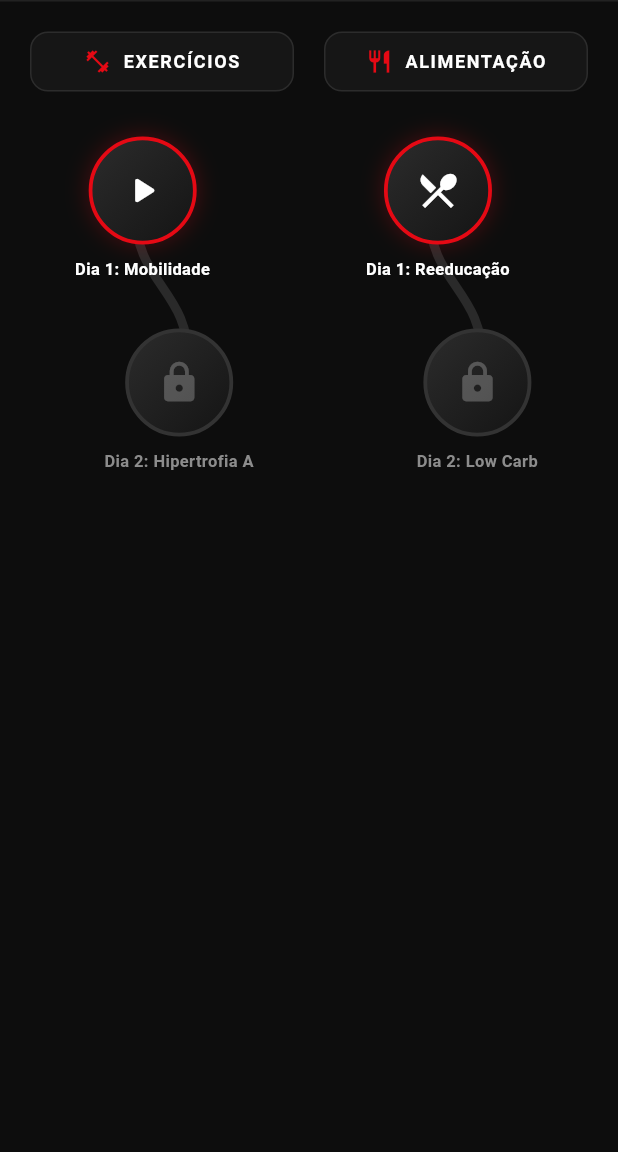
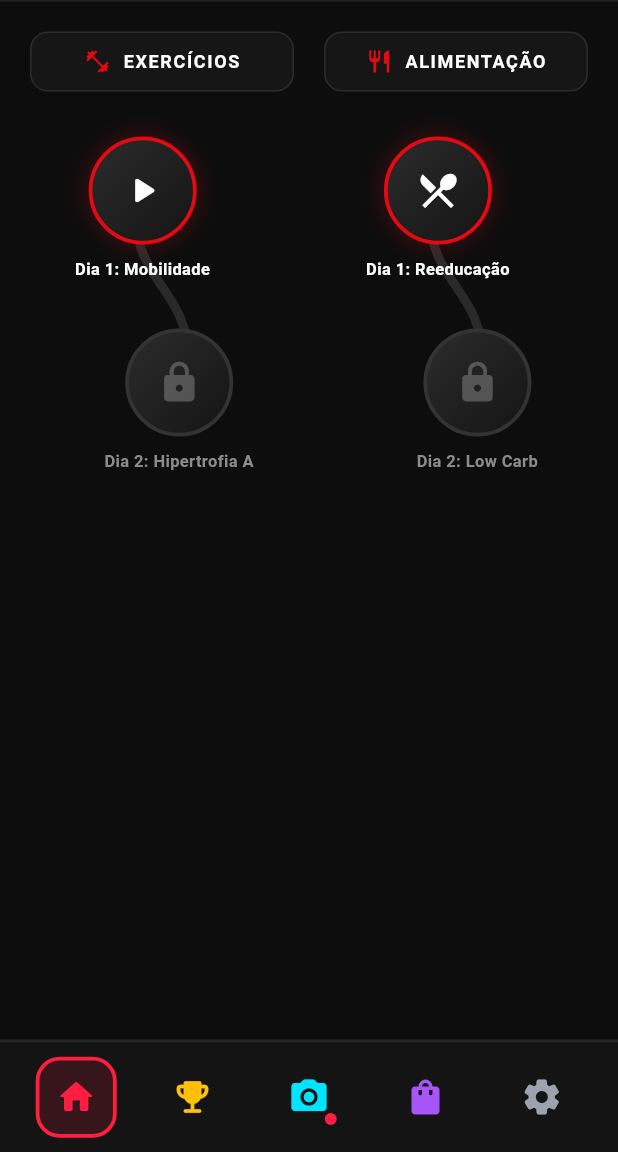
Before and after one commit to GuiRuizz/squesh_flutter, a Flutter app: the screen it shows after launch, on a phone screen of 412 x 824 dp, the part 84-1236 px from its top. Run offline on Flutter 3.47's test engine with Material 3 defaults, Android fonts, the phone set to English and light mode, and no system bars; our stand-ins replace flutter_riverpod, go_router.

Commit message:
feat: Criado o bottom nav bar

```diff
--- a/lib/app/router.dart
+++ b/lib/app/router.dart
@@ -0,0 +1,159 @@
+import 'package:flutter/material.dart';
+import 'package:go_router/go_router.dart';
+
+import '../features/home/presentation/home_screen.dart';
+import '../widgets/main_navigation_screen.dart';
+
+// Função auxiliar para criar a transição suave (Fade)
+CustomTransitionPage<void> _buildCustomPageTransition({
+  required GoRouterState state,
+  required Widget child,
+}) {
+  return CustomTransitionPage<void>(
+    key: state.pageKey,
+    child: child,
+    transitionDuration: const Duration(milliseconds: 250),
+    transitionsBuilder: (context, animation, secondaryAnimation, child) {
+      return FadeTransition(
+        opacity: CurveTween(curve: Curves.easeInOut).animate(animation),
+        child: child,
+      );
+    },
+  );
+}
+
+// Configuração das rotas
+final GoRouter appRouter = GoRouter(
+  initialLocation: '/',
+  routes: [
+    StatefulShellRoute.indexedStack(
+      builder: (context, state, navigationShell) {
+        return MainNavigationShell(navigationShell: navigationShell);
+      },
+      branches: [
+        // Aba 0: Home Screen
+        StatefulShellBranch(
+          routes: [
+            GoRoute(
+              path: '/',
+              pageBuilder: (context, state) => _buildCustomPageTransition(
+                state: state,
+                child: const HomeScreen(),
+              ),
+            ),
+          ],
+        ),
+
+        // Aba 1: Ranking
+        StatefulShellBranch(
+          routes: [
+            GoRoute(
+              path: '/ranking',
+              pageBuilder: (context, state) => _buildCustomPageTransition(
+                state: state,
+                child: const _PlaceholderScreen(
+                  title: 'RANKING',
+                  icon: Icons.leaderboard,
+                ),
+              ),
+            ),
+          ],
+        ),
+
+        // Aba 2: Fotos / Compartilhar
+        StatefulShellBranch(
+          routes: [
+            GoRoute(
+              path: '/photos',
+              pageBuilder: (context, state) => _buildCustomPageTransition(
+                state: state,
+                child: const _PlaceholderScreen(
+                  title: 'COMPARTILHAR',
+                  icon: Icons.photo_camera,
+                ),
+              ),
+            ),
+          ],
+        ),
+
+        // Aba 3: Loja
+        StatefulShellBranch(
+          routes: [
+            GoRoute(
+              path: '/shop',
+              pageBuilder: (context, state) => _buildCustomPageTransition(
+                state: state,
+                child: const _PlaceholderScreen(
+                  title: 'LOJA',
+                  icon: Icons.shopping_bag,
+                ),
+              ),
+            ),
+          ],
+        ),
+
+        // Aba 4: Configurações
+        StatefulShellBranch(
+          routes: [
+            GoRoute(
+              path: '/settings',
+              pageBuilder: (context, state) => _buildCustomPageTransition(
+                state: state,
+                child: const _PlaceholderScreen(
+                  title: 'CONFIGURAÇÕES',
+                  icon: Icons.settings,
+                ),
+              ),
+            ),
+          ],
+        ),
+      ],
+    ),
+  ],
+);
+
+// Widget genérico de Placeholder para as rotas em desenvolvimento
+class _PlaceholderScreen extends StatelessWidget {
+  final String title;
+  final IconData icon;
+
+  const _PlaceholderScreen({required this.title, required this.icon});
+
+  @override
+  Widget build(BuildContext context) {
+    return Scaffold(
+      backgroundColor: const Color(0xFF0D0D0D),
+      appBar: AppBar(
+        backgroundColor: const Color(0xFF141414),
+        elevation: 0,
+        title: Text(
+          title,
+          style: const TextStyle(
+            color: Color(0xFFFF1E40), // AppTheme.crimsonRed
+            fontWeight: FontWeight.bold,
+            fontSize: 18,
+            letterSpacing: 1.2,
+          ),
+        ),
+        centerTitle: true,
+      ),
+      body: Center(
+        child: Column(
+          mainAxisAlignment: MainAxisAlignment.center,
+          children: [
+            Icon(icon, size: 64, color: const Color(0xFF333333)),
+            const SizedBox(height: 16),
+            Text(
+              'Página de $title em breve...',
+              style: const TextStyle(
+                color: Color(0xFF666666),
+                fontSize: 16,
+                fontWeight: FontWeight.w500,
+              ),
+            ),
+          ],
+        ),
+      ),
+    );
+  }
+}
--- a/lib/main.dart
+++ b/lib/main.dart
@@ -1,9 +1,32 @@
 import 'package:flutter/material.dart';
+import 'package:flutter/services.dart';
 import 'package:flutter_riverpod/flutter_riverpod.dart';
+import 'app/router.dart';
 import 'app/theme/app_theme.dart';
-import 'features/home/presentation/home_screen.dart';
 
-void main() {
+void main() async {
+  // Garante a inicialização das bindings do Flutter antes do SystemChrome/MediaQuery
+  WidgetsFlutterBinding.ensureInitialized();
+
+  final view = MediaQueryData.fromView(
+    WidgetsBinding.instance.platformDispatcher.views.first,
+  );
+  final isTablet = view.size.shortestSide >= 600;
+
+  if (isTablet) {
+    // Trava em Paisagem (Horizontal) se for Tablet
+    await SystemChrome.setPreferredOrientations([
+      DeviceOrientation.landscapeLeft,
+      DeviceOrientation.landscapeRight,
+    ]);
+  } else {
+    // Trava em Retrato (Vertical) se for Smartphone
+    await SystemChrome.setPreferredOrientations([
+      DeviceOrientation.portraitUp,
+      DeviceOrientation.portraitDown,
+    ]);
+  }
+
   runApp(const ProviderScope(child: SqueshApp()));
 }
 
@@ -12,11 +35,12 @@ class SqueshApp extends StatelessWidget {
 
   @override
   Widget build(BuildContext context) {
-    return MaterialApp(
+    return MaterialApp.router(
       title: 'Squesh',
       debugShowCheckedModeBanner: false,
       theme: AppTheme.theme,
-      home: const HomeScreen(),
+      routerConfig:
+          appRouter, // <--- O GoRouter assume o controle das rotas aqui
     );
   }
 }
--- /dev/null
+++ b/lib/widgets/main_navigation_screen.dart
@@ -0,0 +1,143 @@
+import 'package:flutter/material.dart';
+import 'package:flutter_riverpod/flutter_riverpod.dart';
+import 'package:go_router/go_router.dart';
+import 'package:squesh_flutter/features/notification/domain/notifications_controller.dart';
+
+class MainNavigationShell extends ConsumerWidget {
+  final StatefulNavigationShell navigationShell;
+
+  const MainNavigationShell({super.key, required this.navigationShell});
+
+  void _onTap(BuildContext context, WidgetRef ref, int index) {
+    // 1. Limpa a notificação da aba assim que o usuário clica nela
+    ref.read(bottomNavNotificationsProvider.notifier).clearNotification(index);
+
+    // 2. Navega para a aba correspondente no GoRouter
+    navigationShell.goBranch(
+      index,
+      initialLocation: index == navigationShell.currentIndex,
+    );
+  }
+
+  @override
+  Widget build(BuildContext context, WidgetRef ref) {
+    // Escuta o estado reativo das notificações
+    final notifications = ref.watch(bottomNavNotificationsProvider);
+
+    return SafeArea(
+      child: Scaffold(
+        body: navigationShell,
+        bottomNavigationBar: Container(
+          height: 75,
+          padding: const EdgeInsets.symmetric(horizontal: 12, vertical: 8),
+          decoration: const BoxDecoration(
+            color: Color(0xFF141414),
+            border: Border(top: BorderSide(color: Color(0xFF262626), width: 2)),
+          ),
+          child: Row(
+            mainAxisAlignment: MainAxisAlignment.spaceAround,
+            children: [
+              _IconNavItem(
+                icon: Icons.home_rounded,
+                color: const Color(0xFFFF1E40),
+                isSelected: navigationShell.currentIndex == 0,
+                hasNotification: notifications[0] ?? false,
+                onTap: () => _onTap(context, ref, 0),
+              ),
+              _IconNavItem(
+                icon: Icons.emoji_events_rounded,
+                color: const Color(0xFFFFC107),
+                isSelected: navigationShell.currentIndex == 1,
+                hasNotification: notifications[1] ?? false,
+                onTap: () => _onTap(context, ref, 1),
+              ),
+              _IconNavItem(
+                icon: Icons.camera_alt_rounded,
+                color: const Color(0xFF00E5FF),
+                isSelected: navigationShell.currentIndex == 2,
+                hasNotification: notifications[2] ?? false,
+                onTap: () => _onTap(context, ref, 2),
+              ),
+              _IconNavItem(
+                icon: Icons.shopping_bag_rounded,
+                color: const Color(0xFFA855F7),
+                isSelected: navigationShell.currentIndex == 3,
+                hasNotification: notifications[3] ?? false,
+                onTap: () => _onTap(context, ref, 3),
+              ),
+              _IconNavItem(
+                icon: Icons.settings_rounded,
+                color: const Color(0xFF9CA3AF),
+                isSelected: navigationShell.currentIndex == 4,
+                hasNotification: notifications[4] ?? false,
+                onTap: () => _onTap(context, ref, 4),
+              ),
+            ],
+          ),
+        ),
+      ),
+    );
+  }
+}
+
+class _IconNavItem extends StatelessWidget {
+  final IconData icon;
+  final Color color;
+  final bool isSelected;
+  final bool hasNotification;
+  final VoidCallback onTap;
+
+  const _IconNavItem({
+    required this.icon,
+    required this.color,
+    required this.isSelected,
+    required this.hasNotification,
+    required this.onTap,
+  });
+
+  @override
+  Widget build(BuildContext context) {
+    return GestureDetector(
+      onTap: onTap,
+      behavior: HitTestBehavior.opaque,
+      child: AnimatedContainer(
+        duration: const Duration(milliseconds: 200),
+        width: 54,
+        height: 54,
+        decoration: BoxDecoration(
+          color: isSelected
+              ? color.withValues(alpha: 0.15)
+              : Colors.transparent,
+          borderRadius: BorderRadius.circular(16),
+          border: Border.all(
+            color: isSelected ? color : Colors.transparent,
+            width: 2.5,
+          ),
+        ),
+        child: Stack(
+          alignment: Alignment.center,
+          children: [
+            Icon(icon, size: 28, color: color),
+            if (hasNotification)
+              Positioned(
+                right: 4,
+                bottom: 4,
+                child: Container(
+                  width: 12,
+                  height: 12,
+                  decoration: BoxDecoration(
+                    color: const Color(0xFFFF1E40),
+                    shape: BoxShape.circle,
+                    border: Border.all(
+                      color: const Color(0xFF141414),
+                      width: 2,
+                    ),
+                  ),
+                ),
+              ),
+          ],
+        ),
+      ),
+    );
+  }
+}
```
Also changed, not shown: lib/features/notification/domain/notifications_controller.dart (added, +38 -0 lines).
